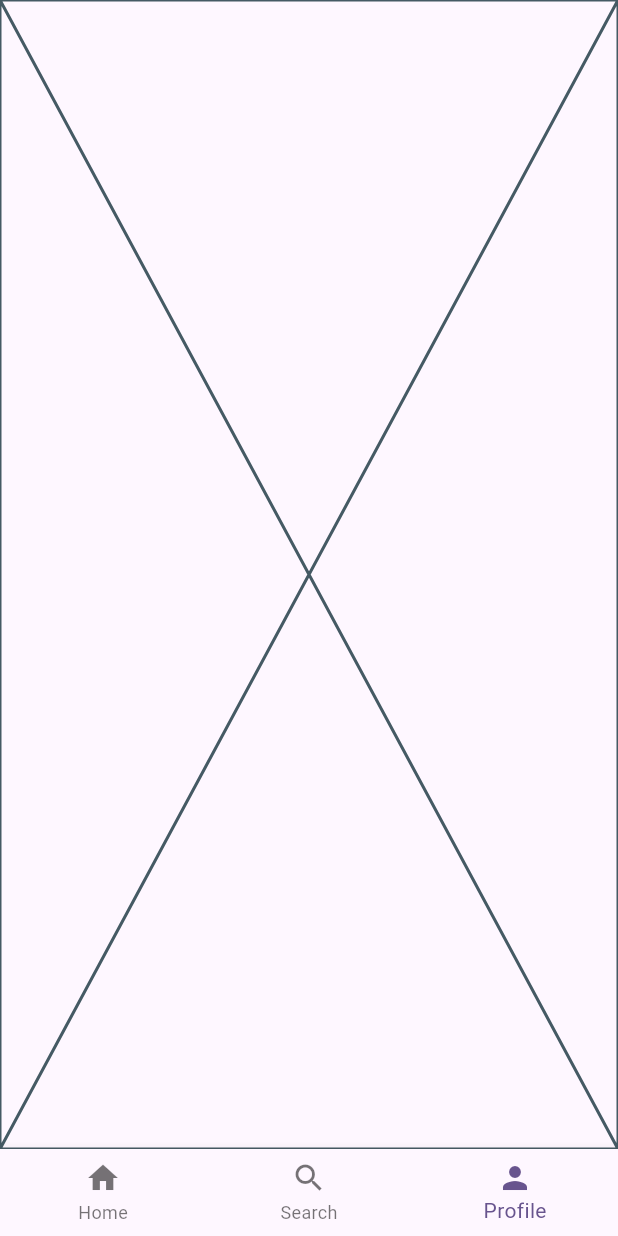
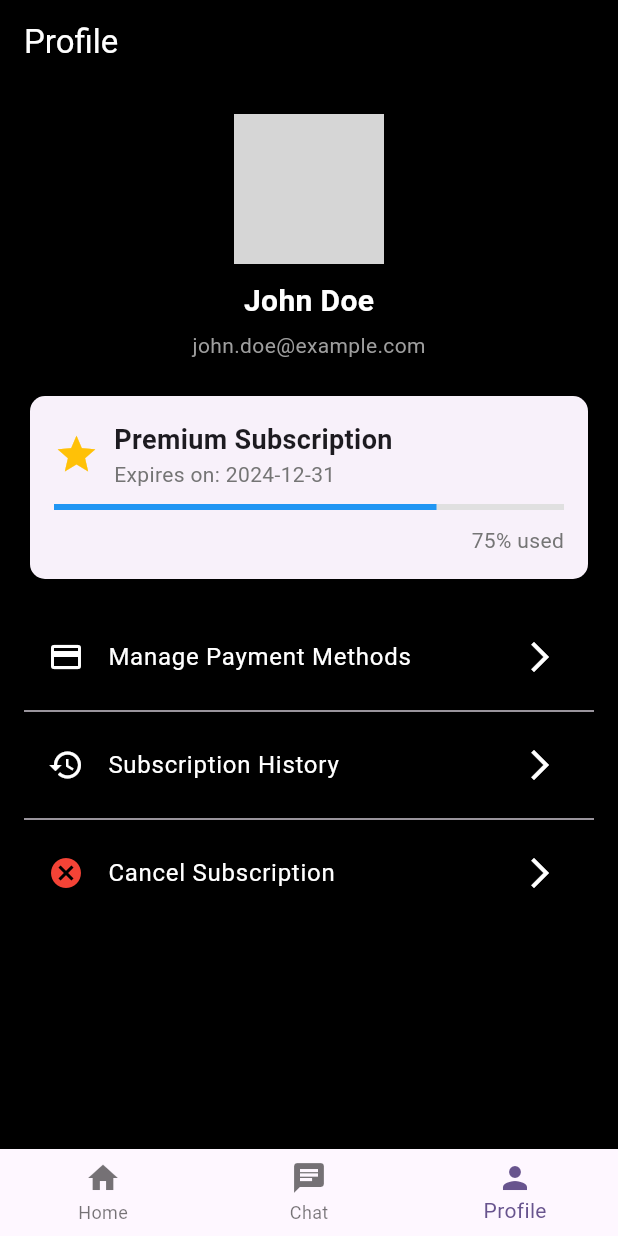
Before and after one commit to tusharhow/nocoast-flutter, a Flutter app: the MyBottomNavBar screen opened directly, item 3 of the bottom bar chosen, on a phone screen of 412 x 824 dp. Run offline on Flutter 3.47's test engine with Material 3 defaults, Android fonts, the phone set to English and light mode, and no system bars; our stand-ins replace animated_splash_screen, audioplayers; grey boxes are pictures that could not be loaded.

Commit message:
Live chat and profile screen added

```diff
--- a/lib/app/views/bottom_nav_bar.dart
+++ b/lib/app/views/bottom_nav_bar.dart
@@ -1,5 +1,7 @@
 import 'package:flutter/material.dart';
+import 'package:nocoast_flutter/app/views/live_chat._screen.dart';
 import 'package:nocoast_flutter/app/views/main/home_page.dart';
+import 'package:nocoast_flutter/app/views/profile_screen.dart';
 
 class MyBottomNavBar extends StatefulWidget {
   const MyBottomNavBar({super.key});
@@ -11,8 +13,8 @@ class MyBottomNavBar extends StatefulWidget {
 class _MyBottomNavBarState extends State<MyBottomNavBar> {
   final List<Widget> _screens = const [
     HomePage(),
-    Placeholder(),
-    Placeholder(),
+    LiveChatScreen(),
+    ProfileScreen(),
   ];
   int _currentIndex = 0;
 
@@ -33,8 +35,8 @@ class _MyBottomNavBarState extends State<MyBottomNavBar> {
             label: 'Home',
           ),
           BottomNavigationBarItem(
-            icon: Icon(Icons.search),
-            label: 'Search',
+            icon: Icon(Icons.chat),
+            label: 'Chat',
           ),
           BottomNavigationBarItem(
             icon: Icon(Icons.person),
--- a/lib/app/views/main/home_page.dart
+++ b/lib/app/views/main/home_page.dart
@@ -16,7 +16,7 @@ class _HomePageState extends State<HomePage> {
       backgroundColor: Colors.black,
       appBar: AppBar(
         title:
-            const Text('Music Player', style: TextStyle(color: Colors.white)),
+            const Text('Nocoast Player', style: TextStyle(color: Colors.white)),
         backgroundColor: Colors.black,
       ),
       body: Column(
--- a/lib/app/views/player_page.dart
+++ b/lib/app/views/player_page.dart
@@ -1,9 +1,8 @@
 import 'package:audioplayers/audioplayers.dart';
 import 'package:flutter/material.dart';
-import 'package:nocoast_flutter/app/utils/song_data.dart';
 import 'dart:math' as math;
+import 'package:nocoast_flutter/app/utils/song_util.dart';
 
-import 'package:nocoast_flutter/app/utils/song_util.dart';
 
 class PlayerPage extends StatefulWidget {
   const PlayerPage(
--- /dev/null
+++ b/lib/app/views/profile_screen.dart
@@ -0,0 +1,146 @@
+import 'package:flutter/material.dart';
+
+class ProfileScreen extends StatelessWidget {
+  const ProfileScreen({super.key});
+
+  @override
+  Widget build(BuildContext context) {
+    return Scaffold(
+      backgroundColor: Colors.black,
+      appBar: AppBar(
+        backgroundColor: Colors.black,
+        title: const Text(
+          'Profile',
+          style: TextStyle(color: Colors.white),
+        ),
+      ),
+      body: SingleChildScrollView(
+        child: Column(
+          children: [
+            const SizedBox(height: 20),
+            _buildProfileHeader(),
+            const SizedBox(height: 20),
+            _buildSubscriptionCard(),
+            const SizedBox(height: 20),
+            _buildSubscriptionOptions(),
+          ],
+        ),
+      ),
+    );
+  }
+
+  Widget _buildProfileHeader() {
+    return Column(
+      children: [
+        const CircleAvatar(
+          radius: 50,
+          backgroundImage:
+              AssetImage('assets/profile_pic.jpg'), // Replace with your asset
+        ),
+        const SizedBox(height: 10),
+        const Text(
+          'John Doe',
+          style: TextStyle(
+              fontSize: 20, fontWeight: FontWeight.bold, color: Colors.white),
+        ),
+        const SizedBox(height: 5),
+        Text(
+          'john.doe@example.com',
+          style: TextStyle(fontSize: 14, color: Colors.grey[500]),
+        ),
+      ],
+    );
+  }
+
+  Widget _buildSubscriptionCard() {
+    return Padding(
+      padding: const EdgeInsets.symmetric(horizontal: 16.0),
+      child: Card(
+        shape: RoundedRectangleBorder(
+          borderRadius: BorderRadius.circular(10),
+        ),
+        elevation: 4,
+        child: Padding(
+          padding: const EdgeInsets.all(16.0),
+          child: Column(
+            children: [
+              Row(
+                children: [
+                  const Icon(Icons.star, color: Colors.amber, size: 30),
+                  const SizedBox(width: 10),
+                  Column(
+                    crossAxisAlignment: CrossAxisAlignment.start,
+                    children: [
+                      const Text(
+                        'Premium Subscription',
+                        style: TextStyle(
+                            fontSize: 18, fontWeight: FontWeight.bold),
+                      ),
+                      Text(
+                        'Expires on: 2024-12-31',
+                        style: TextStyle(fontSize: 14, color: Colors.grey[600]),
+                      ),
+                    ],
+                  ),
+                ],
+              ),
+              const SizedBox(height: 10),
+              LinearProgressIndicator(
+                value: 0.75, // 75% of the subscription period
+                backgroundColor: Colors.grey[300],
+                color: Colors.blue,
+              ),
+              const SizedBox(height: 10),
+              Align(
+                alignment: Alignment.centerRight,
+                child: Text(
+                  '75% used',
+                  style: TextStyle(color: Colors.grey[600]),
+                ),
+              ),
+            ],
+          ),
+        ),
+      ),
+    );
+  }
+
+  Widget _buildSubscriptionOptions() {
+    return Padding(
+      padding: const EdgeInsets.symmetric(horizontal: 16.0),
+      child: Column(
+        children: [
+          ListTile(
+            leading: const Icon(Icons.credit_card, color: Colors.white),
+            title: const Text('Manage Payment Methods',
+                style: TextStyle(color: Colors.white)),
+            trailing: const Icon(Icons.arrow_forward_ios, color: Colors.white),
+            onTap: () {
+              // Navigate to manage payment methods screen
+            },
+          ),
+          const Divider(),
+          ListTile(
+            leading: const Icon(Icons.history, color: Colors.white),
+            title: const Text('Subscription History',
+                style: TextStyle(color: Colors.white)),
+            trailing: const Icon(Icons.arrow_forward_ios, color: Colors.white),
+            onTap: () {
+              // Navigate to subscription history screen
+            },
+          ),
+          const Divider(),
+          ListTile(
+            leading: const Icon(Icons.cancel, color: Colors.red),
+            title: const Text('Cancel Subscription',
+                style: TextStyle(color: Colors.white)),
+            trailing: const Icon(Icons.arrow_forward_ios, color: Colors.white),
+            onTap: () {
+              // Navigate to cancel subscription screen
+            },
+          ),
+        ],
+      ),
+    );
+  }
+}
--- a/lib/main.dart
+++ b/lib/main.dart
@@ -1,6 +1,4 @@
 import 'package:flutter/material.dart';
-import 'package:nocoast_flutter/app/views/auth/login_screen.dart';
-import 'package:nocoast_flutter/app/views/main/home_page.dart';
 import 'package:nocoast_flutter/app/views/splash/splash_screen.dart';
 
 void main() {
@@ -13,7 +11,7 @@ class MyApp extends StatelessWidget {
   @override
   Widget build(BuildContext context) {
     return MaterialApp(
-      title: 'Flutter Demo',
+      title: 'Nocoast Player',
       debugShowCheckedModeBanner: false,
       theme: ThemeData(
         colorScheme: ColorScheme.fromSeed(seedColor: Colors.deepPurple),
--- a/pubspec.yaml
+++ b/pubspec.yaml
@@ -39,6 +39,7 @@ dependencies:
   palette_generator: ^0.3.3+3
   sleek_circular_slider: ^2.0.1
   audioplayers: ^6.0.0
+  flutter_math_fork: ^0.7.2
 
 dev_dependencies:
   flutter_test:
```
Also changed, not shown: lib/app/views/auth/login_screen.dart (+4 -3 lines), lib/app/views/live_chat._screen.dart (added, +74 -0 lines), pubspec.lock.
